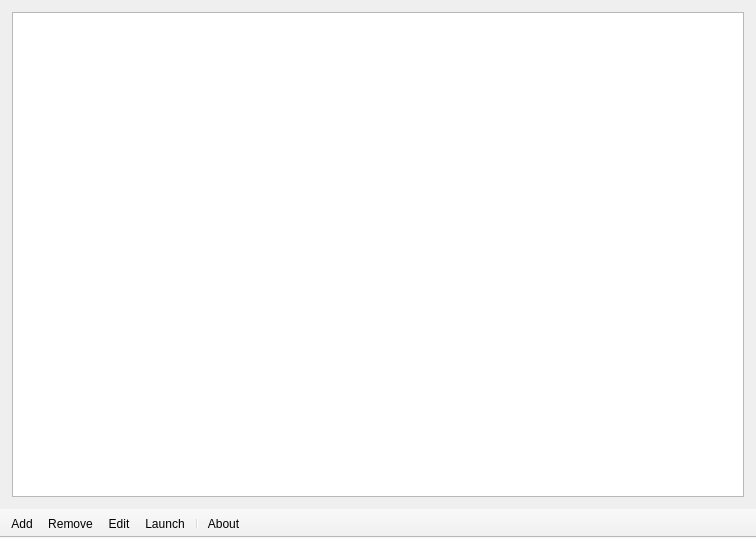
Old version of the form src/WebAppManagerWindow.ui in the repository junalmeida/webapp-manager.
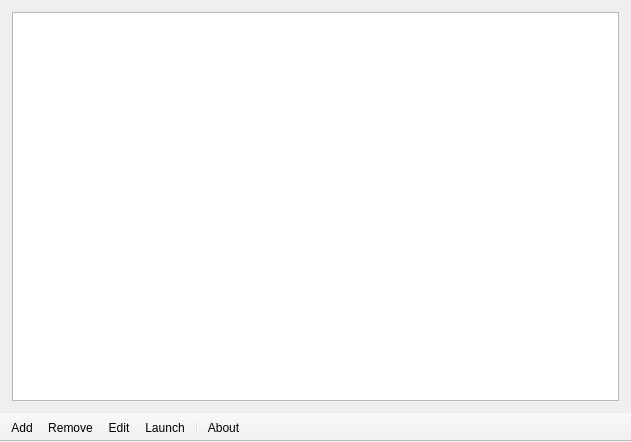
New version of the form. The open tabs and pages were chosen to show the change. Icons and pictures are not drawn.

Patch:
```diff
--- a/src/WebAppManagerWindow.ui
+++ b/src/WebAppManagerWindow.ui
@@ -6,8 +6,8 @@
    <rect>
     <x>0</x>
     <y>0</y>
-    <width>756</width>
-    <height>538</height>
+    <width>631</width>
+    <height>442</height>
    </rect>
   </property>
   <property name="sizePolicy">
```
Left out of the diff: 2 changed lines with no effect on the pictures.
